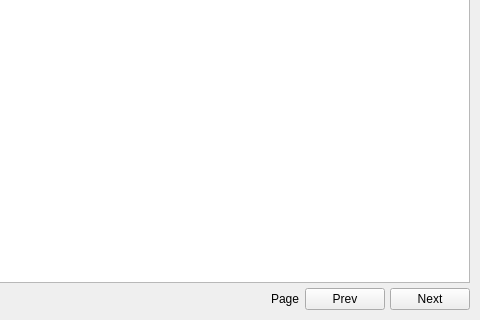
The window that ui/qt/views/main.ui (dyatlovk/kytube) describes before a commit, drawn with Qt 5; both pictures show x 479 to 959 and y 406 to 726 of the 959 by 726 pixel window.
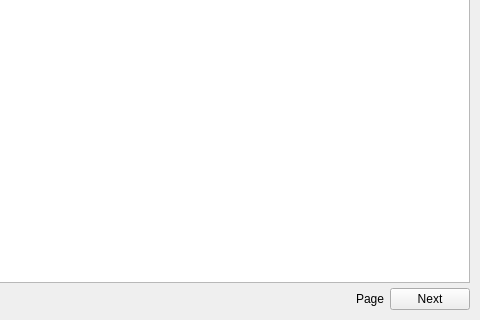
The same window after the commit.

```diff
--- a/ui/qt/views/main.ui
+++ b/ui/qt/views/main.ui
@@ -206,13 +206,6 @@
          </property>
         </widget>
        </item>
-       <item>
-        <widget class="QPushButton" name="prevPageButton">
-         <property name="text">
-          <string>Prev</string>
-         </property>
-        </widget>
-       </item>
        <item>
         <widget class="QPushButton" name="nextPageButton">
          <property name="enabled">
```
